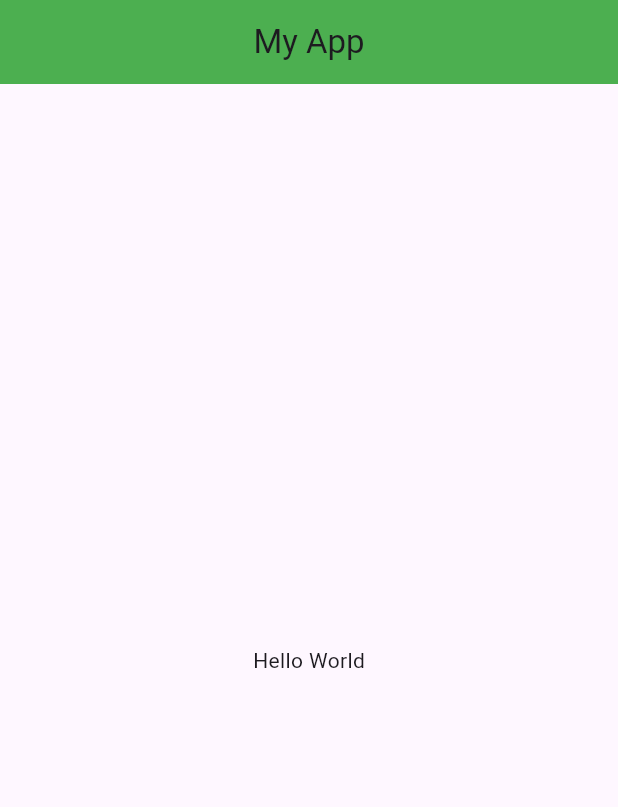
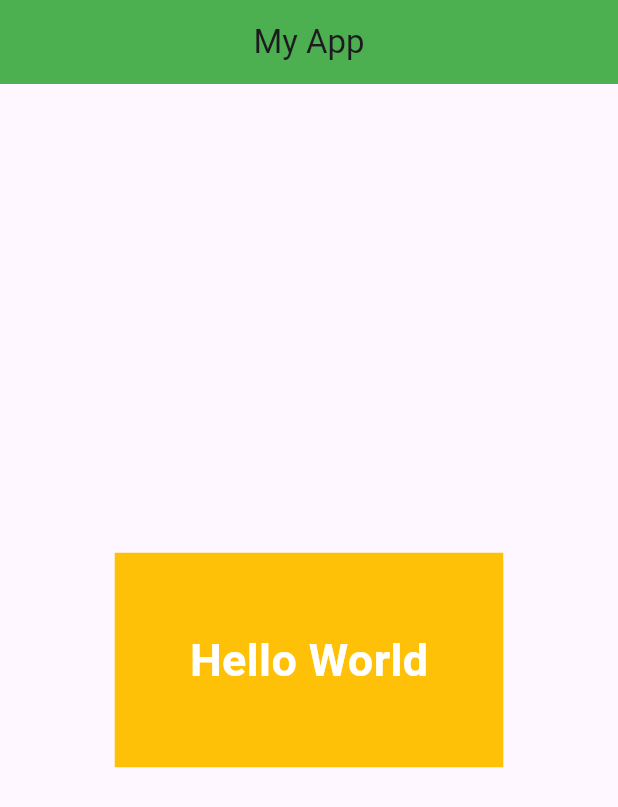
Before and after one commit to natwolfshadow-ship-it/learn_flutter_68_1, a Flutter app: the screen it shows after launch, on a phone screen of 412 x 824 dp. Shown: the top 807 px of the screen. Run offline on Flutter 3.47's test engine with Material 3 defaults, Android fonts, the phone set to English and light mode, and no system bars.

Commit message:
Step 3: Container Widget

```diff
--- a/lib/main.dart
+++ b/lib/main.dart
@@ -21,6 +21,20 @@
 
   @override
   Widget build(BuildContext context) {
-    return Center(child: Text('Hello World'));
+    return Center(
+      child: Container(
+        color: Colors.amber,
+        margin: EdgeInsets.symmetric(horizontal: 20, vertical: 10),
+        padding: EdgeInsets.all(50),
+        child: Text(
+          'Hello World',
+          style: TextStyle(
+            fontSize: 30,
+            color: Colors.white,
+            fontWeight: FontWeight.bold,
+          ),
+        ),
+      ),
+    );
   }
 }
```
